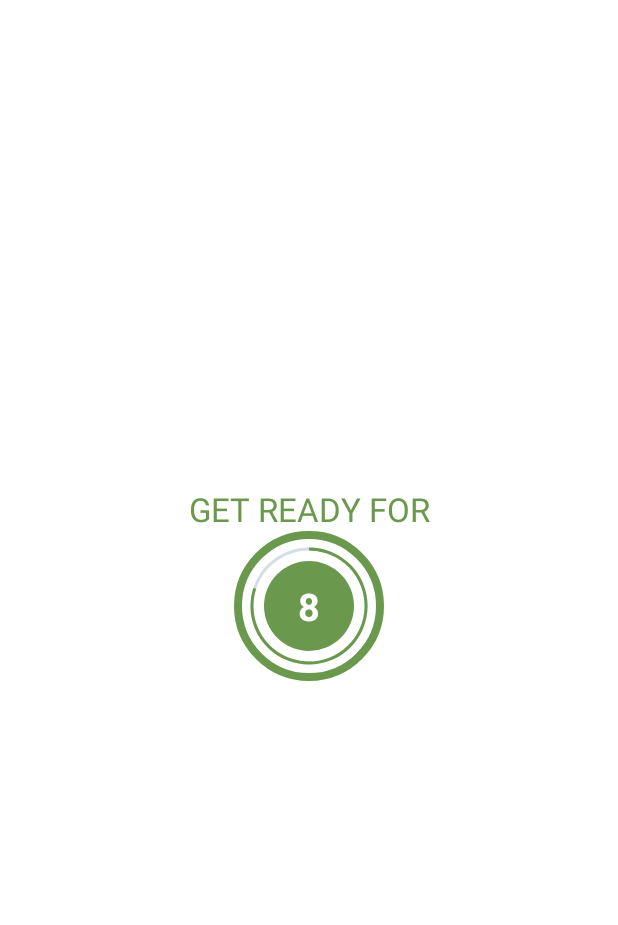
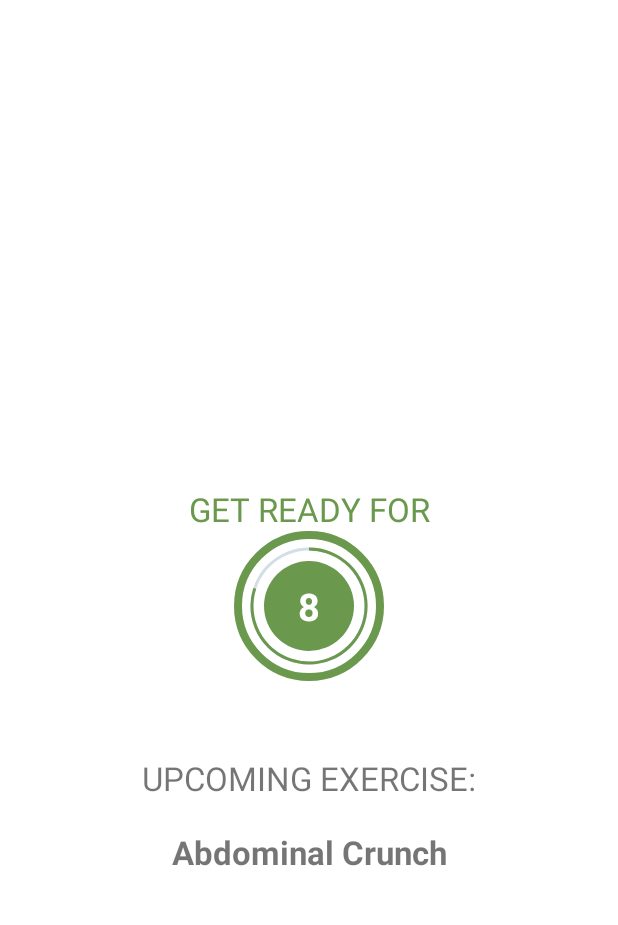
Before and after one commit to zuna21/7-minutes-workout-android-app, an Android app: the ExerciseActivity screen opened directly, with no data from a screen before it, on a phone screen of 412 x 824 dp, the part 62-987 px from its top. Run offline under Robolectric (Android 15) with nearby library versions, the phone set to English and light mode, and no system bars.

Commit message:
preview exercise name

```diff
--- a/app/src/main/java/com/example/a7minutesworkout/ExerciseActivity.kt
+++ b/app/src/main/java/com/example/a7minutesworkout/ExerciseActivity.kt
@@ -80,6 +80,14 @@ class ExerciseActivity : AppCompatActivity() {
         binding?.flProgressBarExercise?.visibility = View.INVISIBLE
         binding?.tvGetReady?.text = "GET READY FOR"
         binding?.flProgressBar?.visibility = View.VISIBLE
+        binding?.tvUCExercise?.visibility = View.VISIBLE
+        binding?.tvUpcomingExercise?.visibility = View.VISIBLE
+
+        if(currentExercisePosition < exerciseList!!.size) {
+            binding?.tvUpcomingExercise?.text = exerciseList!![currentExercisePosition].getName()
+        } else {
+            binding?.tvUpcomingExercise?.text = "There is no more exercise"
+        }
 
         if(restTimer != null) {
             restTimer?.cancel()
@@ -94,6 +102,8 @@ class ExerciseActivity : AppCompatActivity() {
         binding?.tvGetReady?.text = exerciseList!![currentExercisePosition].getName()
         binding?.ivImage?.setImageResource(exerciseList!![currentExercisePosition].getImage())
         binding?.ivImage?.visibility = View.VISIBLE
+        binding?.tvUCExercise?.visibility = View.INVISIBLE
+        binding?.tvUpcomingExercise?.visibility = View.INVISIBLE
 
         if(exerciseTimer != null) {
             exerciseTimer?.cancel()
--- a/app/src/main/res/layout/activity_exercise.xml
+++ b/app/src/main/res/layout/activity_exercise.xml
@@ -85,7 +85,6 @@
         app:layout_constraintBottom_toTopOf="@id/tvGetReady"
         />
 
-
     <FrameLayout
         android:id="@+id/flProgressBarExercise"
         android:layout_width="100dp"
@@ -131,4 +130,29 @@
 
     </FrameLayout>
 
+    <TextView
+        android:id="@+id/tvUCExercise"
+        android:layout_width="wrap_content"
+        android:layout_height="wrap_content"
+        android:text="UPCOMING EXERCISE:"
+        android:textSize="@dimen/default_button_text_size"
+        app:layout_constraintStart_toStartOf="parent"
+        app:layout_constraintEnd_toEndOf="parent"
+        app:layout_constraintTop_toBottomOf="@id/flProgressBar"
+        android:layout_marginTop="50dp"
+        />
+
+    <TextView
+        android:id="@+id/tvUpcomingExercise"
+        android:layout_width="wrap_content"
+        android:layout_height="wrap_content"
+        tools:text="Push Ups"
+        android:textSize="@dimen/default_button_text_size"
+        android:textStyle="bold"
+        app:layout_constraintStart_toStartOf="parent"
+        app:layout_constraintEnd_toEndOf="parent"
+        app:layout_constraintTop_toBottomOf="@id/tvUCExercise"
+        android:layout_marginTop="20dp"
+        />
+
 </androidx.constraintlayout.widget.ConstraintLayout>
```
